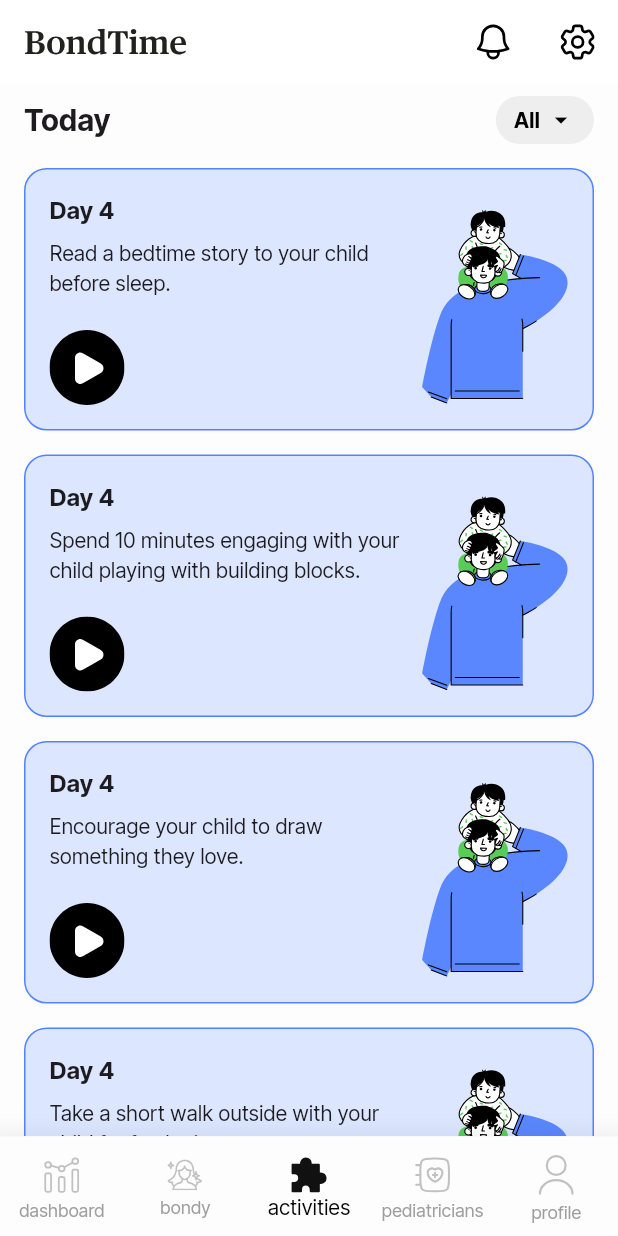
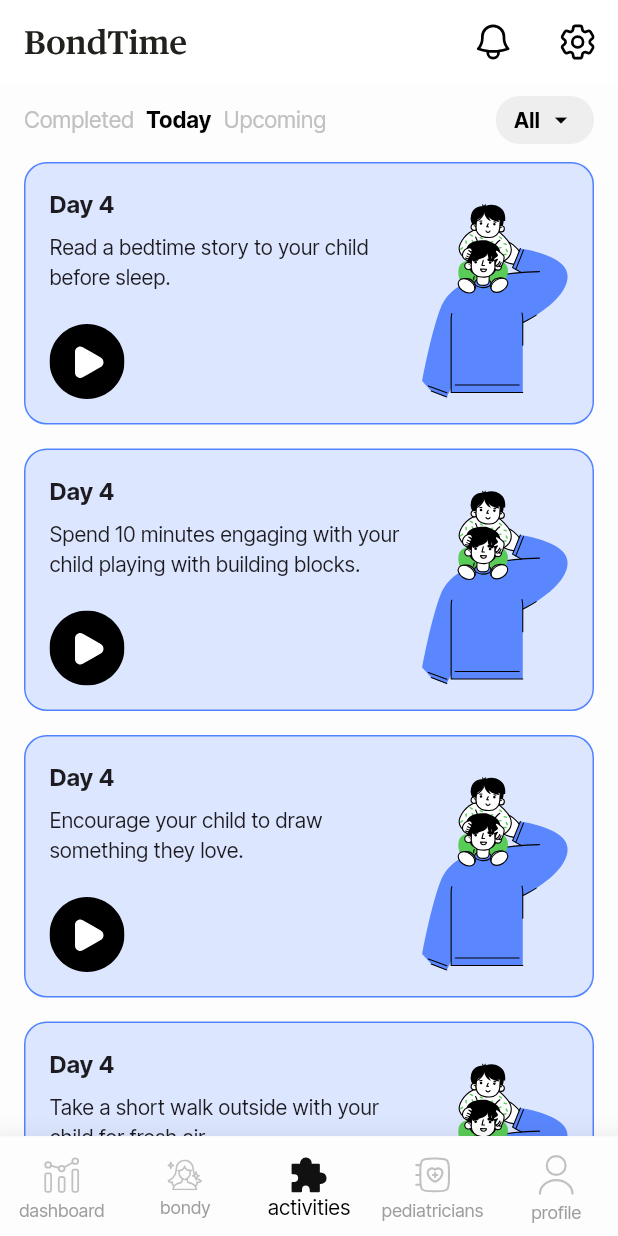
Before and after one commit to BondTime-New/Bondtime-App, a Flutter app: the screen it shows after launch, item 3 of the bottom bar chosen, on a phone screen of 412 x 824 dp. Run offline on Flutter 3.47's test engine with Material 3 defaults, Android fonts, the phone set to English and light mode, and no system bars; our stand-ins replace fl_chart, flutter_svg.

Commit message:
updated the selection bar

```diff
--- a/lib/screens/activities_screen.dart
+++ b/lib/screens/activities_screen.dart
@@ -2,7 +2,7 @@ import 'package:flutter/material.dart';
 import 'package:flutter_svg/flutter_svg.dart';
 import '../widgets/bottom_navbar.dart';
 import '../widgets/activity_card_no_indicator.dart';
-import '../widgets/activity_filter_dropdown.dart'; // ✅ Import dropdown filter
+import '../widgets/activity_filter_dropdown.dart';
 
 class ActivitiesScreen extends StatefulWidget {
   @override
@@ -10,48 +10,42 @@ class ActivitiesScreen extends StatefulWidget {
 }
 
 class _ActivitiesScreenState extends State<ActivitiesScreen> {
-  String selectedFilter = "All"; // ✅ Default filter selected
+  int selectedTab = 1; // Default: Today
+  String selectedFilter = "All"; // Default filter
 
   final List<Map<String, String>> activities = [
     {
       "day": "Day 4",
       "description": "Read a bedtime story to your child before sleep.",
       "icon": "assets/icons/activity1.svg",
-      "category": "Gross Motor", // ✅ Assigning categories for filtering
     },
     {
       "day": "Day 4",
       "description": "Spend 10 minutes engaging with your child playing with building blocks.",
       "icon": "assets/icons/activity1.svg",
-      "category": "Fine Motor",
     },
     {
       "day": "Day 4",
       "description": "Encourage your child to draw something they love.",
       "icon": "assets/icons/activity1.svg",
-      "category": "Communication",
     },
     {
       "day": "Day 4",
       "description": "Take a short walk outside with your child for fresh air.",
       "icon": "assets/icons/activity1.svg",
-      "category": "Sensory",
     },
   ];
 
-  // ✅ Function to update filter selection
-  void updateFilter(String filter) {
+  void _onTabTap(int index) {
+    setState(() {
+      selectedTab = index;
+    });
+  }
+
+  void _onFilterSelected(String filter) {
     setState(() {
       selectedFilter = filter;
     });
-  }
-
-  // ✅ Filter activities based on selected category
-  List<Map<String, String>> getFilteredActivities() {
-    if (selectedFilter == "All") {
-      return activities;
-    }
-    return activities.where((activity) => activity["category"] == selectedFilter).toList();
   }
 
   @override
@@ -92,32 +86,36 @@ class _ActivitiesScreenState extends State<ActivitiesScreen> {
       bottomNavigationBar: BottomNavBar(selectedIndex: 2), // ✅ Highlights "Activities"
       body: SafeArea(
         child: SingleChildScrollView(
+          child: Padding(
             padding: const EdgeInsets.symmetric(horizontal: 16.0),
             child: Column(
               crossAxisAlignment: CrossAxisAlignment.start,
               children: [
                 SizedBox(height: 8),
+
+                // **Tab Bar & Dropdown (Fixed Spacing)**
                 Row(
                   mainAxisAlignment: MainAxisAlignment.spaceBetween,
                   children: [
-                  Text(
-                    "Today",
-                    style: TextStyle(
-                      fontSize: 20,
-                      fontWeight: FontWeight.bold,
-                      fontFamily: 'InterTight',
+                    Row(
+                      children: [
+                        _tabItem("Completed", 0),
+                        SizedBox(width: 8), // ✅ Reduced space
+                        _tabItem("Today", 1),
+                        SizedBox(width: 8), // ✅ Reduced space
+                        _tabItem("Upcoming", 2),
+                      ],
                     ),
+                    ActivityFilterDropdown(onFilterSelected: _onFilterSelected),
+                  ],
                 ),
 
-                  // **Activity Filter Dropdown**
-                  ActivityFilterDropdown(onFilterSelected: updateFilter), // ✅ Dropdown filter
-                ],
-              ),
-              SizedBox(height: 16),
+                SizedBox(height: 12), // ✅ Reduced spacing
 
-              // **Activity Cards (Filtered)**
+                // **Activity Cards (Only for Today)**
+                if (selectedTab == 1)
                   Column(
-                children: getFilteredActivities().map((activity) {
+                    children: activities.map((activity) {
                       return Padding(
                         padding: const EdgeInsets.only(bottom: 16.0),
                         child: ActivityCardNoIndicator(
@@ -129,11 +127,26 @@ class _ActivitiesScreenState extends State<ActivitiesScreen> {
                     }).toList(),
                   ),
 
-              SizedBox(height: 24),
+                SizedBox(height: 24), // ✅ Bottom spacing
               ],
+            ),
           ),
         ),
       ),
     );
   }
+
+  Widget _tabItem(String title, int index) {
+    return GestureDetector(
+      onTap: () => _onTabTap(index),
+      child: Text(
+        title,
+        style: TextStyle(
+          fontSize: 15,
+          fontWeight: index == selectedTab ? FontWeight.bold : FontWeight.normal,
+          color: index == selectedTab ? Colors.black : Color(0xFFC1C1C1),
+        ),
+      ),
+    );
   }
+}
```
Lines whose indentation alone changed are shown as unchanged.
